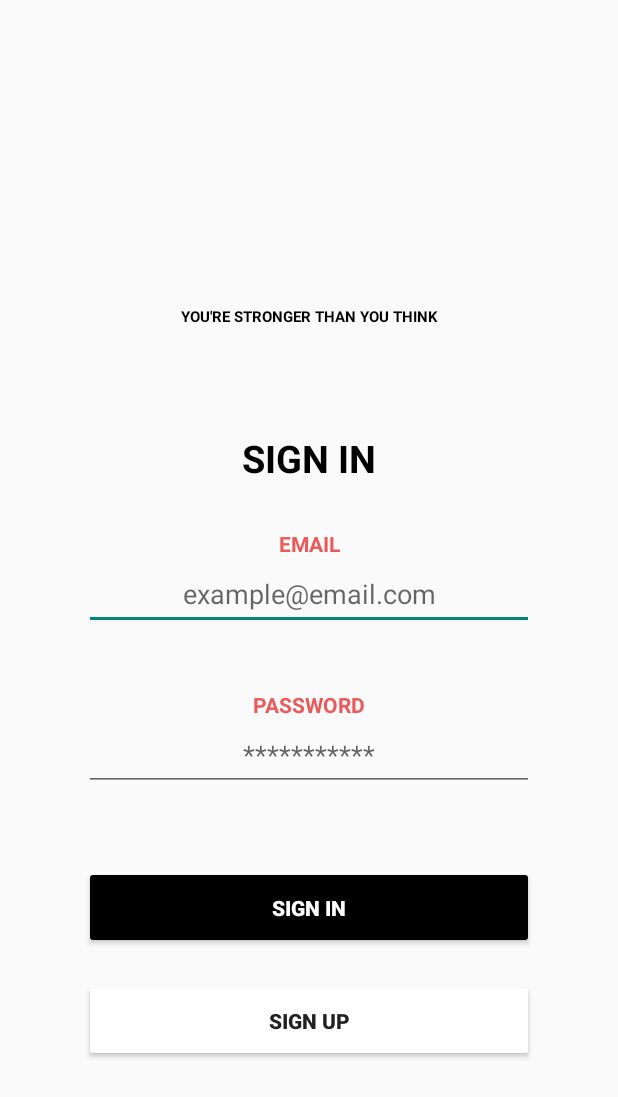
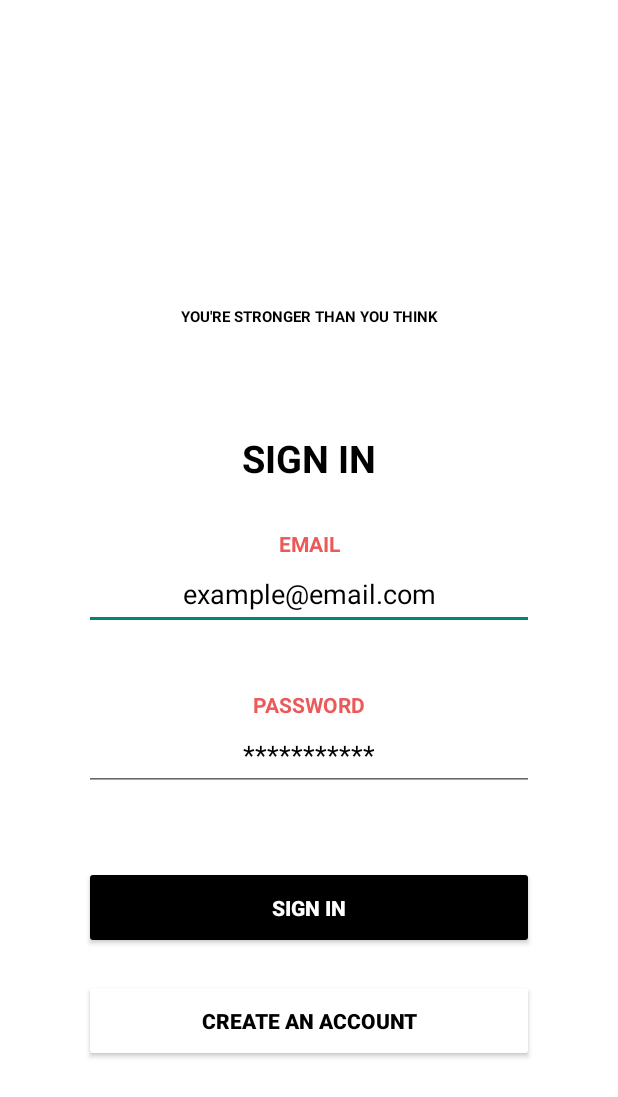
Before and after one commit to cyrellf/GetFitApp, an Android app built with Jetpack Compose: the layout activity_login2.xml on its own in the app's theme, with its tools: preview values and no code run, on a phone screen of 412 x 824 dp. Shown: the top 1097 px of the screen. Run offline under Robolectric (Android 15) with nearby library versions, the phone set to English and light mode, and no system bars.

Commit message:
Third Commit UI For Main Screen, Log In, Registration

```diff
--- a/app/src/main/res/layout/activity_login2.xml
+++ b/app/src/main/res/layout/activity_login2.xml
@@ -4,14 +4,16 @@
     xmlns:tools="http://schemas.android.com/tools"
     android:layout_width="match_parent"
     android:layout_height="match_parent"
+    android:background="@color/white"
+    android:gravity="center"
     android:orientation="vertical"
-    android:gravity="center"
     tools:context=".LoginActivity">
 
     <ImageView
         android:id="@+id/Logo"
         android:layout_width="300dp"
         android:layout_height="88dp"
+        android:contentDescription="@string/todo"
         app:srcCompat="@drawable/untitled" />
 
     <TextView
@@ -20,26 +22,27 @@
         android:layout_height="wrap_content"
         android:layout_marginBottom="70sp"
         android:fontFamily="sans-serif"
-        android:text="YOU'RE STRONGER THAN YOU THINK"
+        android:text="@string/you_re_stronger_than_you_think"
         android:textAlignment="center"
         android:textColor="#000000"
         android:textSize="10sp"
-        android:textStyle="bold" />
+        android:textStyle="bold"
+        tools:ignore="SmallSp" />
 
     <TextView
         android:id="@+id/SigninTV"
         android:layout_width="match_parent"
         android:layout_height="wrap_content"
+        android:layout_marginBottom="30sp"
         android:fontFamily="sans-serif"
-        android:layout_marginBottom="30sp"
         android:text="SIGN IN"
-        android:textStyle="bold"
         android:textAlignment="center"
         android:textColor="#000000"
-        android:textSize="25sp" />
+        android:textSize="25sp"
+        android:textStyle="bold" />
 
     <TextView
-        android:id="@+id/textView3"
+        android:id="@+id/EmailTV1"
         android:layout_width="match_parent"
         android:layout_height="wrap_content"
         android:fontFamily="sans-serif"
@@ -49,18 +52,22 @@
         android:textStyle="bold" />
 
     <EditText
-        android:id="@+id/editTextTextEmailAddress"
+        android:id="@+id/EmailET1"
         android:layout_width="300sp"
         android:layout_height="48dp"
+        android:layout_marginBottom="40sp"
+        android:autofillHints=""
         android:ems="10"
+        android:outlineSpotShadowColor="@color/black"
+        android:hint="example@email.com"
+        android:textColorHint="@color/black"
         android:inputType="textEmailAddress"
         android:textAlignment="center"
-        android:layout_marginBottom="40sp"
-        android:hint="example@email.com"
-        android:autofillHints="" />
+        android:textColor="@color/black"
+        android:visibility="visible" />
 
     <TextView
-        android:id="@+id/textView4"
+        android:id="@+id/PasswordTV1"
         android:layout_width="match_parent"
         android:layout_height="wrap_content"
         android:fontFamily="sans-serif"
@@ -70,34 +77,36 @@
         android:textStyle="bold" />
 
     <EditText
-        android:id="@+id/editTextTextPassword"
+        android:id="@+id/PasswordET1"
         android:layout_width="300sp"
         android:layout_height="48dp"
+        android:layout_marginBottom="50sp"
+        android:autofillHints=""
+        android:ems="10"
         android:fontFamily="sans-serif"
-        android:ems="10"
         android:hint="***********"
         android:inputType="textPassword"
         android:textAlignment="center"
-        android:layout_marginBottom="50sp"
-        android:autofillHints=""
-        />
+        android:textColorHint="@color/black" />
 
     <Button
-        android:id="@+id/button"
+        android:id="@+id/SigninButton1"
         android:layout_width="300sp"
         android:layout_height="55dp"
+        android:layout_marginBottom="20dp"
         android:backgroundTint="@color/black"
+        android:text="@string/sign_in"
+        android:textColor="@color/white"
         android:textStyle="bold"
-        android:text="SIGN IN"
-        android:layout_marginBottom="20dp"
-        android:textColor="@color/white" />
+        tools:ignore="DuplicateSpeakableTextCheck" />
 
     <Button
-        android:id="@+id/button2"
+        android:id="@+id/SignupButton1"
         android:layout_width="300sp"
         android:layout_height="55dp"
         android:backgroundTint="@color/white"
-        android:text="SIGN UP"
+        android:text="CREATE AN ACCOUNT"
+        android:textColor="@color/black"
         android:textStyle="bold" />
 
 
--- a/app/src/main/res/values/strings.xml
+++ b/app/src/main/res/values/strings.xml
@@ -9,4 +9,8 @@
     <string name="invalid_username">Not a valid username</string>
     <string name="invalid_password">Password must be >5 characters</string>
     <string name="login_failed">"Login failed"</string>
+    <string name="sign_in">SIGN IN</string>
+    <string name="sign_up">SIGN UP</string>
+    <string name="todo">TODO</string>
+    <string name="you_re_stronger_than_you_think">YOU\'RE STRONGER THAN YOU THINK</string>
 </resources>
```
Also changed, not shown: app/build.gradle (+3 -8 lines), app/src/main/AndroidManifest.xml (+8 -9 lines), app/src/main/res/layout/activity_main.xml (+36 -2 lines), app/src/main/res/layout/activity_registration.xml (+130 -2 lines), app/src/main/res/drawable/logo2.png (added).
